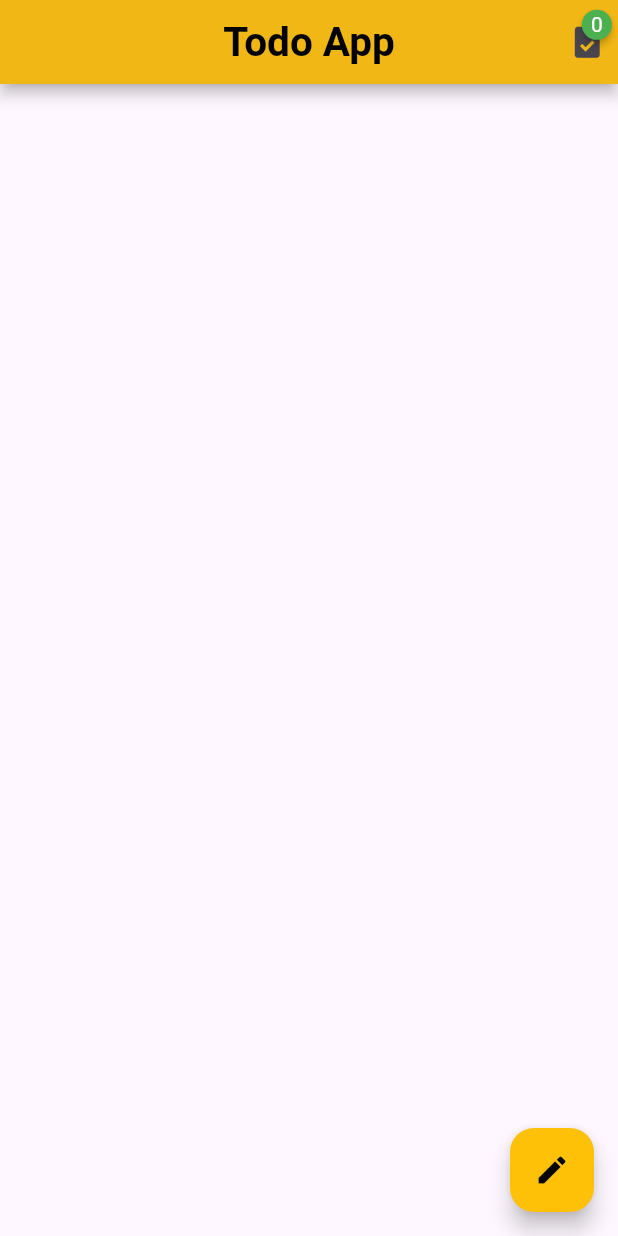
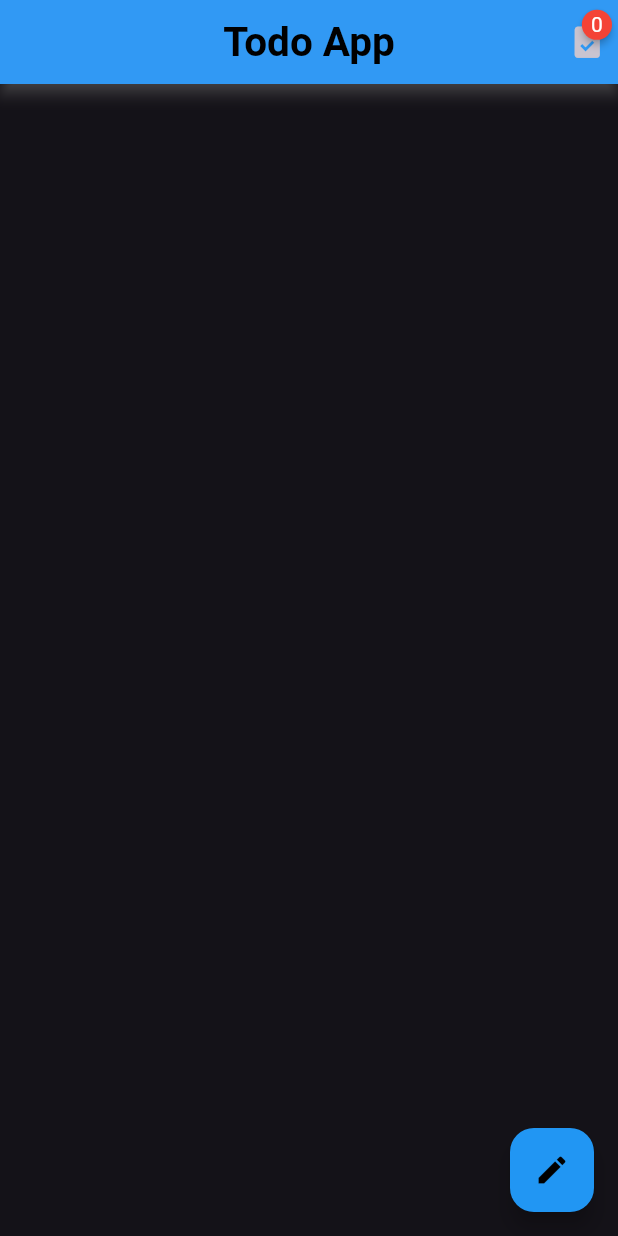
Before and after one commit to Sadman-123/Todo_App_Flutter, a Flutter app: the screen it shows after launch, on a phone screen of 412 x 824 dp. Run offline on Flutter 3.47's test engine with Material 3 defaults, Android fonts, the phone set to English and light mode, and no system bars; drawn by our look-alikes of badges; missing offline and left inert: animated_snack_bar.

Commit message:
Some changes

```diff
--- a/lib/main.dart
+++ b/lib/main.dart
@@ -42,6 +42,10 @@
             foregroundColor: MaterialStateProperty.all(Colors.black)
           )
         ),
+        snackBarTheme: SnackBarThemeData(
+          backgroundColor: Colors.amber,
+          contentTextStyle: TextStyle(color: Colors.black)
+        )
       ),
       darkTheme: ThemeData(
         brightness: Brightness.dark,
@@ -74,9 +78,13 @@
                   backgroundColor: MaterialStateProperty.all(Colors.blue),
                   foregroundColor: MaterialStateProperty.all(Colors.black)
               )
+          ),
+          snackBarTheme: SnackBarThemeData(
+              backgroundColor: Colors.blue,
+              contentTextStyle: TextStyle(color: Colors.white)
           )
       ),
-      themeMode: ThemeMode.system,
+      themeMode: ThemeMode.dark,
       home: Task(),
     );
   }
--- a/lib/screens/task.dart
+++ b/lib/screens/task.dart
@@ -1,5 +1,6 @@
 import 'package:flutter/material.dart';
 import 'package:badges/badges.dart' as badges;
+import 'package:animated_snack_bar/animated_snack_bar.dart';
 class Task extends StatefulWidget {
   @override
   State<Task> createState() => _TaskState();
@@ -179,6 +180,11 @@
                             "content": ct2.text,
                           });
                         });
+                        final stk=SnackBar(
+                            content: Text("Added Successfully!"),
+
+                        );
+                        ScaffoldMessenger.of(context).showSnackBar(stk);
                         Navigator.of(dialogContext).pop();
                         ct.clear();
                         ct2.clear();
--- a/pubspec.yaml
+++ b/pubspec.yaml
@@ -39,6 +39,7 @@
 dev_dependencies:
   badges: ^3.1.2
   rename_app: ^1.6.1
+  animated_snack_bar: ^0.4.0
   flutter_test:
     sdk: flutter
 
```
Also changed, not shown: pubspec.lock.
